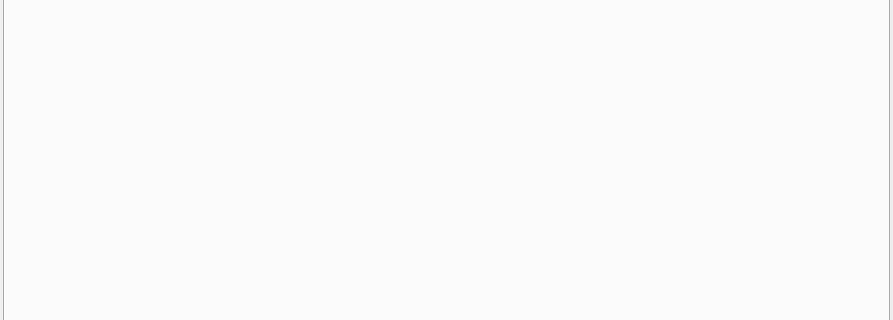
Old version of the form src/ProjectGlory/ui/mainwindow.ui in the repository cxy510/VscodeQt; both pictures show x 0 to 893 and y 128 to 448 of the 893 by 837 pixel window.
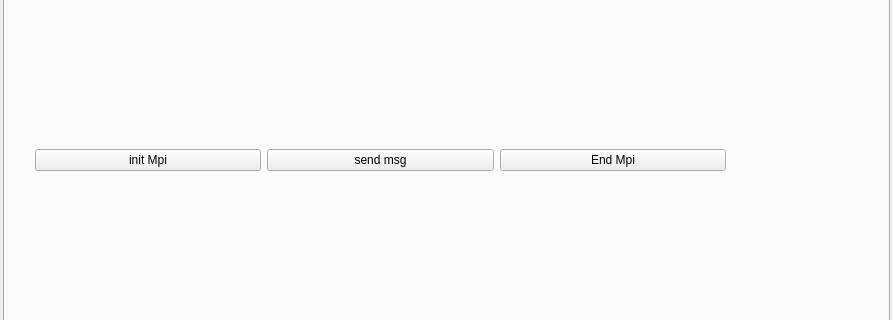
New version of the form. The open tabs and pages were chosen to show the change.

Commit message: 更新ui

```diff
--- a/src/ProjectGlory/ui/mainwindow.ui
+++ b/src/ProjectGlory/ui/mainwindow.ui
@@ -69,6 +69,39 @@
          </item>
         </layout>
        </widget>
+       <widget class="QWidget" name="layoutWidget_2">
+        <property name="geometry">
+         <rect>
+          <x>30</x>
+          <y>230</y>
+          <width>691</width>
+          <height>59</height>
+         </rect>
+        </property>
+        <layout class="QHBoxLayout" name="horizontalLayout_4">
+         <item>
+          <widget class="QPushButton" name="btn_init_mpi">
+           <property name="text">
+            <string>init Mpi</string>
+           </property>
+          </widget>
+         </item>
+         <item>
+          <widget class="QPushButton" name="btn_send_mpi">
+           <property name="text">
+            <string>send msg</string>
+           </property>
+          </widget>
+         </item>
+         <item>
+          <widget class="QPushButton" name="btn_end_mpi">
+           <property name="text">
+            <string>End Mpi</string>
+           </property>
+          </widget>
+         </item>
+        </layout>
+       </widget>
       </widget>
       <widget class="QWidget" name="tab_2">
        <attribute name="title">
```
Left out of the diff: 2 changed lines with no effect on the pictures.
